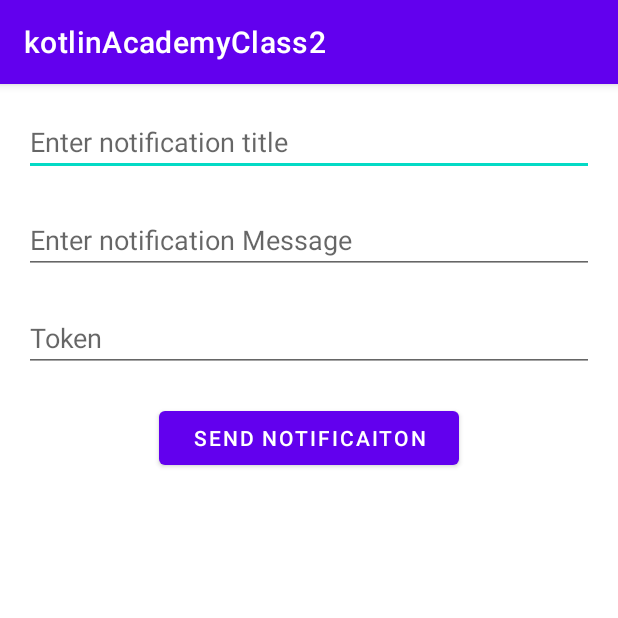
After one commit to madahetooo/kotlinAcademyClass2, an Android app: the CloudMessagingApp screen opened directly, with no data from a screen before it, on a phone screen of 412 x 824 dp, the top half of it. The commit adds this screen. Run offline under Robolectric (Android 15) with nearby library versions, the phone set to English and light mode, and no system bars.

Commit message:
Added Firebase Cloud Messaging

```diff
--- a/app/build.gradle
+++ b/app/build.gradle
@@ -52,9 +52,12 @@ dependencies {
     implementation platform('com.google.firebase:firebase-bom:30.4.1')
     implementation 'com.google.firebase:firebase-analytics-ktx'
     implementation 'com.google.firebase:firebase-storage-ktx:20.0.2' // Storage
+    implementation 'com.google.firebase:firebase-messaging:23.0.2' //FCM, Firebase Cloud Messaging
+
     //Glide
     implementation 'com.github.bumptech.glide:glide:4.13.0'
     annotationProcessor 'com.github.bumptech.glide:compiler:4.13.0'
+
     //Retrofit
     implementation 'com.squareup.retrofit2:retrofit:2.9.0'
     implementation 'com.squareup.retrofit2:converter-gson:2.9.0'
--- /dev/null
+++ b/app/src/main/java/com/bamboogeeks/kotlinacademyclass2/pushnotification/ui/CloudMessagingApp.kt
@@ -0,0 +1,65 @@
+package com.bamboogeeks.kotlinacademyclass2.pushnotification.ui
+
+import android.content.Context
+import android.os.Bundle
+import android.util.Log
+import android.widget.Toast
+import androidx.appcompat.app.AppCompatActivity
+import com.bamboogeeks.kotlinacademyclass2.databinding.ActivityCloudMessagingAppBinding
+import com.bamboogeeks.kotlinacademyclass2.pushnotification.model.NotificationData
+import com.bamboogeeks.kotlinacademyclass2.pushnotification.model.PushNotification
+import com.bamboogeeks.kotlinacademyclass2.pushnotification.service.FirebaseService
+import com.bamboogeeks.kotlinacademyclass2.pushnotification.service.RetrofitInstance
+import com.google.firebase.messaging.FirebaseMessaging
+import com.google.gson.Gson
+import kotlinx.coroutines.CoroutineScope
+import kotlinx.coroutines.Dispatchers
+import kotlinx.coroutines.launch
+import kotlinx.coroutines.withContext
+
+const val TOPIC ="/topics/myTopic"
+class CloudMessagingApp : AppCompatActivity() {
+    val TAG = "CloudMessagingApp"
+    private lateinit var binding: ActivityCloudMessagingAppBinding
+    override fun onCreate(savedInstanceState: Bundle?) {
+        super.onCreate(savedInstanceState)
+        binding = ActivityCloudMessagingAppBinding.inflate(layoutInflater)
+        setContentView(binding.root)
+        FirebaseService.sharedPref = getSharedPreferences("SharedPrefFile", Context.MODE_PRIVATE)
+        FirebaseMessaging.getInstance().token.addOnSuccessListener { token->
+            FirebaseService.token = token
+            binding.etNotificationToken.setText(token)
+        }
+    FirebaseMessaging.getInstance().subscribeToTopic(TOPIC)
+        binding.btnSendNotification.setOnClickListener {
+            val notificationTitle =
+                binding.etNotificationTitle.text.toString() // get the notification title
+            val notificationMessage =
+                binding.etNotificationMessage.text.toString() // get the notification title
+            val recipientToken =
+                binding.etNotificationToken.text.toString() // get the notification title
+
+            if (notificationTitle.isNotEmpty() && notificationMessage.isNotEmpty() &&recipientToken.isNotEmpty() ){
+                PushNotification(NotificationData(notificationTitle,notificationMessage),recipientToken).also {notification ->
+                    sendNotification(notification)
+                }
+            }
+        }
+    }
+
+    private fun sendNotification(notification: PushNotification) =
+        CoroutineScope(Dispatchers.IO).launch {
+            try {
+                val response = RetrofitInstance.api.postNotification(notification)
+                if (response.isSuccessful) {
+                    Log.d(TAG, "${Gson().toJson(response)}")
+                } else {
+                    Log.d(TAG, response.errorBody().toString())
+                }
+            } catch (e: Exception) {
+                withContext(Dispatchers.Main) {
+                    Toast.makeText(this@CloudMessagingApp, e.message, Toast.LENGTH_LONG).show()
+                }
+            }
+        }
+}
--- /dev/null
+++ b/app/src/main/res/drawable-anydpi/ic_notification.xml
@@ -0,0 +1,11 @@
+<vector xmlns:android="http://schemas.android.com/apk/res/android"
+    android:width="24dp"
+    android:height="24dp"
+    android:viewportWidth="24"
+    android:viewportHeight="24"
+    android:tint="#333333"
+    android:alpha="0.6">
+  <path
+      android:fillColor="@android:color/white"
+      android:pathData="M12,2C6.48,2 2,6.48 2,12s4.48,10 10,10 10,-4.48 10,-10S17.52,2 12,2zM12,18.5c-0.83,0 -1.5,-0.67 -1.5,-1.5h3c0,0.83 -0.67,1.5 -1.5,1.5zM17,16L7,16v-1l1,-1v-2.61C8,9.27 9.03,7.47 11,7v-0.5c0,-0.57 0.43,-1 1,-1s1,0.43 1,1L13,7c1.97,0.47 3,2.28 3,4.39L16,14l1,1v1z"/>
+</vector>
--- /dev/null
+++ b/app/src/main/res/layout/activity_cloud_messaging_app.xml
@@ -0,0 +1,49 @@
+<?xml version="1.0" encoding="utf-8"?>
+<androidx.constraintlayout.widget.ConstraintLayout xmlns:android="http://schemas.android.com/apk/res/android"
+    xmlns:app="http://schemas.android.com/apk/res-auto"
+    xmlns:tools="http://schemas.android.com/tools"
+    android:layout_width="match_parent"
+    android:layout_height="match_parent"
+    android:padding="16dp"
+    tools:context=".pushnotification.ui.CloudMessagingApp">
+
+    <EditText
+        android:id="@+id/etNotificationTitle"
+        android:layout_width="match_parent"
+        android:layout_height="wrap_content"
+        android:hint="@string/enter_notification_title"
+        app:layout_constraintEnd_toEndOf="parent"
+        app:layout_constraintStart_toStartOf="parent"
+        app:layout_constraintTop_toTopOf="parent" />
+
+    <EditText
+        android:id="@+id/etNotificationMessage"
+        android:layout_width="match_parent"
+        android:layout_height="wrap_content"
+        android:layout_marginTop="20dp"
+        android:hint="@string/enter_notification_message"
+        app:layout_constraintEnd_toEndOf="parent"
+        app:layout_constraintStart_toStartOf="parent"
+        app:layout_constraintTop_toBottomOf="@+id/etNotificationTitle" />
+
+    <EditText
+        android:id="@+id/etNotificationToken"
+        android:layout_width="match_parent"
+        android:layout_height="wrap_content"
+        android:hint="@string/token"
+        android:layout_marginTop="20dp"
+        app:layout_constraintEnd_toEndOf="parent"
+        app:layout_constraintStart_toStartOf="parent"
+        app:layout_constraintTop_toBottomOf="@+id/etNotificationMessage" />
+
+    <Button
+        android:id="@+id/btnSendNotification"
+        android:layout_width="200dp"
+        android:layout_height="wrap_content"
+        android:text="@string/send_notification"
+        android:layout_marginTop="20dp"
+        app:layout_constraintEnd_toEndOf="parent"
+        app:layout_constraintStart_toStartOf="parent"
+        app:layout_constraintTop_toBottomOf="@+id/etNotificationToken" />
+
+</androidx.constraintlayout.widget.ConstraintLayout>
--- a/app/src/main/res/values/strings.xml
+++ b/app/src/main/res/values/strings.xml
@@ -49,4 +49,8 @@
     <string name="upload_image">Upload Image</string>
     <string name="download_image">Download Image</string>
     <string name="delete_image">Delete Image</string>
+    <string name="enter_notification_title">Enter notification title</string>
+    <string name="enter_notification_message">Enter notification Message</string>
+    <string name="token">Token</string>
+    <string name="send_notification">Send Notificaiton</string>
 </resources>
```
Also changed, not shown: app/src/main/AndroidManifest.xml (+14 -0 lines), app/src/main/java/com/bamboogeeks/kotlinacademyclass2/pushnotification/model/NotificationData.kt (added, +7 -0 lines), app/src/main/java/com/bamboogeeks/kotlinacademyclass2/pushnotification/model/PushNotification.kt (added, +7 -0 lines), app/src/main/java/com/bamboogeeks/kotlinacademyclass2/pushnotification/service/Constants.kt (added, +9 -0 lines), app/src/main/java/com/bamboogeeks/kotlinacademyclass2/pushnotification/service/FirebaseService.kt (added, +77 -0 lines), app/src/main/java/com/bamboogeeks/kotlinacademyclass2/pushnotification/service/NotificationAPI.kt (added, +20 -0 lines), app/src/main/java/com/bamboogeeks/kotlinacademyclass2/pushnotification/service/RetrofitInstance.kt (added, +18 -0 lines), app/src/main/res/drawable-hdpi/ic_notification.png (added), app/src/main/res/drawable-mdpi/ic_notification.png (added), app/src/main/res/drawable-xhdpi/ic_notification.png (added), app/src/main/res/drawable-xxhdpi/ic_notification.png (added).
